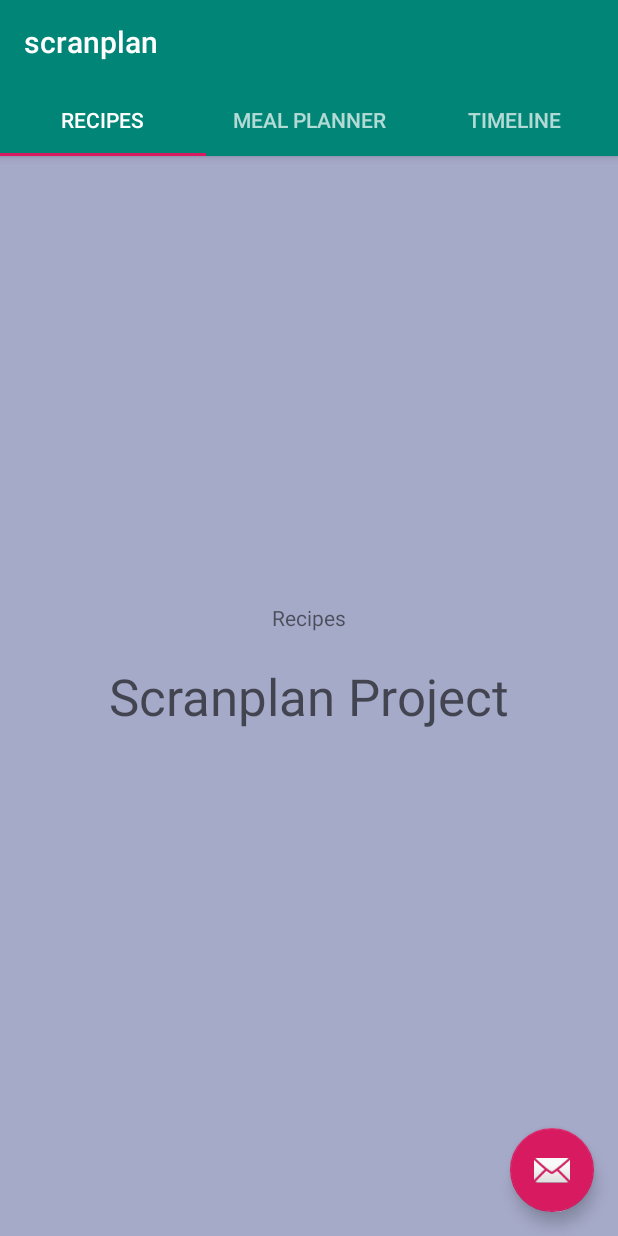
After one commit to SWEngGroup4/scranplan, an Android app: the fragment RecipeFragment placed in its activity, on a phone screen of 412 x 824 dp. The commit adds this screen. Run offline under Robolectric (Android 15) with nearby library versions, the phone set to English and light mode, and no system bars; our stand-ins replace Firebase (no records; nobody signed in at launch, a user with empty details on screens opened directly).

Commit message:
Added tabs to toolbar

```diff
--- a/app/build.gradle
+++ b/app/build.gradle
@@ -33,5 +33,6 @@ dependencies {
     implementation 'com.google.firebase:firebase-analytics:17.2.0'
     implementation 'com.google.firebase:firebase-auth:19.2.0'
     implementation 'com.google.android.gms:play-services-gcm:17.0.0'
+    implementation 'androidx.gridlayout:gridlayout:1.0.0'
 
 }
--- a/app/src/main/java/com/group4sweng/scranplan/MainActivity.java
+++ b/app/src/main/java/com/group4sweng/scranplan/MainActivity.java
@@ -6,10 +6,15 @@ import android.os.Bundle;
 import androidx.annotation.NonNull;
 import androidx.appcompat.app.AppCompatActivity;
 import androidx.appcompat.widget.Toolbar;
+import androidx.fragment.app.Fragment;
+import androidx.fragment.app.FragmentManager;
+import androidx.fragment.app.FragmentTransaction;
 
 import android.util.Log;
+import android.widget.FrameLayout;
 
 
+import com.google.android.material.tabs.TabLayout;
 import com.google.firebase.FirebaseApp;
 import com.google.firebase.auth.*;
 
@@ -23,10 +28,8 @@ public class MainActivity extends AppCompatActivity {
     FirebaseAuth.AuthStateListener mAuthListener;
     String mDisplayName;
 
-
-    //testing github
-
-
+    TabLayout tabLayout;
+    FrameLayout frameLayout;
 
     @Override
     protected void onCreate(Bundle savedInstanceState) {
@@ -38,6 +41,46 @@ public class MainActivity extends AppCompatActivity {
 
         initFirebase();
 
+        tabLayout = findViewById(R.id.tabLayout);
+        frameLayout = findViewById(R.id.frameLayout);
+
+        tabLayout.addTab(tabLayout.newTab().setText("Recipes"));
+        tabLayout.addTab(tabLayout.newTab().setText("Meal Planner"));
+        tabLayout.addTab(tabLayout.newTab().setText("Timeline"));
+        tabLayout.setTabGravity(TabLayout.GRAVITY_FILL);
+
+        tabLayout.addOnTabSelectedListener(new TabLayout.OnTabSelectedListener() {
+            @Override
+            public void onTabSelected(TabLayout.Tab tab) {
+                Fragment fragment = null;
+                switch (tab.getPosition()) {
+                    case 0:
+                        fragment = new RecipeFragment();
+                        break;
+                    case 1:
+                        fragment = new PlannerFragment();
+                        break;
+                    case 2:
+                        fragment = new TimelinePlanner();
+                        break;
+                }
+                FragmentManager fragmentManager = getSupportFragmentManager();
+                FragmentTransaction fragmentTransaction = fragmentManager.beginTransaction();
+                fragmentTransaction.replace(R.id.frameLayout, fragment);
+                fragmentTransaction.setTransition(FragmentTransaction.TRANSIT_FRAGMENT_OPEN);
+                fragmentTransaction.commit();
+            }
+
+            @Override
+            public void onTabUnselected(TabLayout.Tab tab) {
+
+            }
+
+            @Override
+            public void onTabReselected(TabLayout.Tab tab) {
+
+            }
+        });
 
 
 //        FloatingActionButton fab = findViewById(R.id.fab);
--- /dev/null
+++ b/app/src/main/java/com/group4sweng/scranplan/RecipeFragment.java
@@ -0,0 +1,25 @@
+package com.group4sweng.scranplan;
+
+import android.os.Bundle;
+import android.view.LayoutInflater;
+import android.view.View;
+import android.view.ViewGroup;
+
+import androidx.fragment.app.Fragment;
+
+public class RecipeFragment extends Fragment {
+    public RecipeFragment() {
+
+    }
+
+    @Override
+    public void onCreate(Bundle savedInstanceState) {
+        super.onCreate(savedInstanceState);
+    }
+
+    @Override
+    public View onCreateView(LayoutInflater inflater, ViewGroup container,
+                             Bundle savedInstanceState) {
+        return inflater.inflate(R.layout.fragment_recipe, container, false);
+    }
+}
--- a/app/src/main/res/layout/activity_main.xml
+++ b/app/src/main/res/layout/activity_main.xml
@@ -18,11 +18,24 @@
             android:background="?attr/colorPrimary"
             app:popupTheme="@style/AppTheme.PopupOverlay" />
 
+        <com.google.android.material.tabs.TabLayout
+            android:id="@+id/tabLayout"
+            android:layout_width="match_parent"
+            android:layout_height="wrap_content">
+        </com.google.android.material.tabs.TabLayout>
+
     </com.google.android.material.appbar.AppBarLayout>
 
     <include
         android:id="@+id/include"
         layout="@layout/content_main" />
+
+    <FrameLayout
+        android:id="@+id/frameLayout"
+        android:layout_width="match_parent"
+        android:layout_height="match_parent">
+
+    </FrameLayout>
 
     <com.google.android.material.floatingactionbutton.FloatingActionButton
         android:id="@+id/fab"
--- /dev/null
+++ b/app/src/main/res/layout/fragment_recipe.xml
@@ -0,0 +1,17 @@
+<?xml version="1.0" encoding="utf-8"?>
+<FrameLayout xmlns:android="http://schemas.android.com/apk/res/android"
+    xmlns:app="http://schemas.android.com/apk/res-auto"
+    xmlns:tools="http://schemas.android.com/tools"
+    android:layout_width="match_parent"
+    android:layout_height="match_parent"
+    tools:context="com.group4sweng.scranplan.RecipeFragment">
+
+    <!-- TODO: Update blank fragment layout -->
+    <TextView
+        android:layout_width="match_parent"
+        android:layout_height="match_parent"
+        android:gravity="center"
+        android:text="Recipes" />
+
+
+</FrameLayout>
```
Also changed, not shown: app/src/main/java/com/group4sweng/scranplan/PlannerFragment.java (added, +25 -0 lines), app/src/main/java/com/group4sweng/scranplan/TimelinePlanner.java (added, +25 -0 lines), app/src/main/res/layout/fragment_planner.xml (added, +15 -0 lines), app/src/main/res/layout/fragment_timeline.xml (added, +15 -0 lines).
